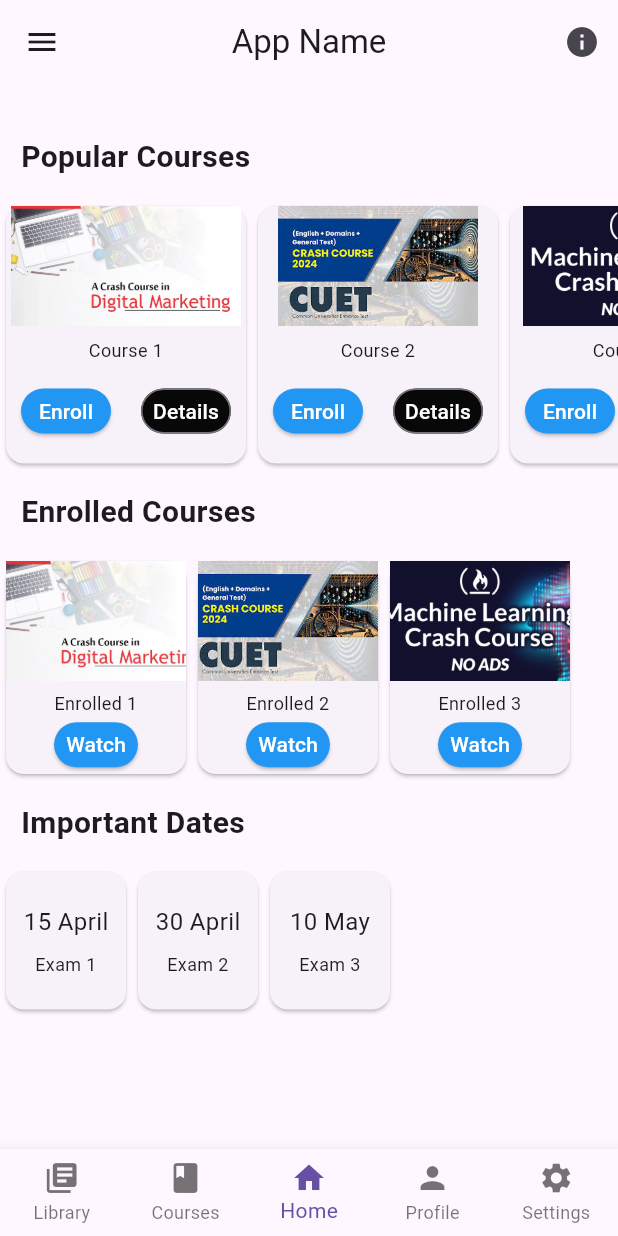
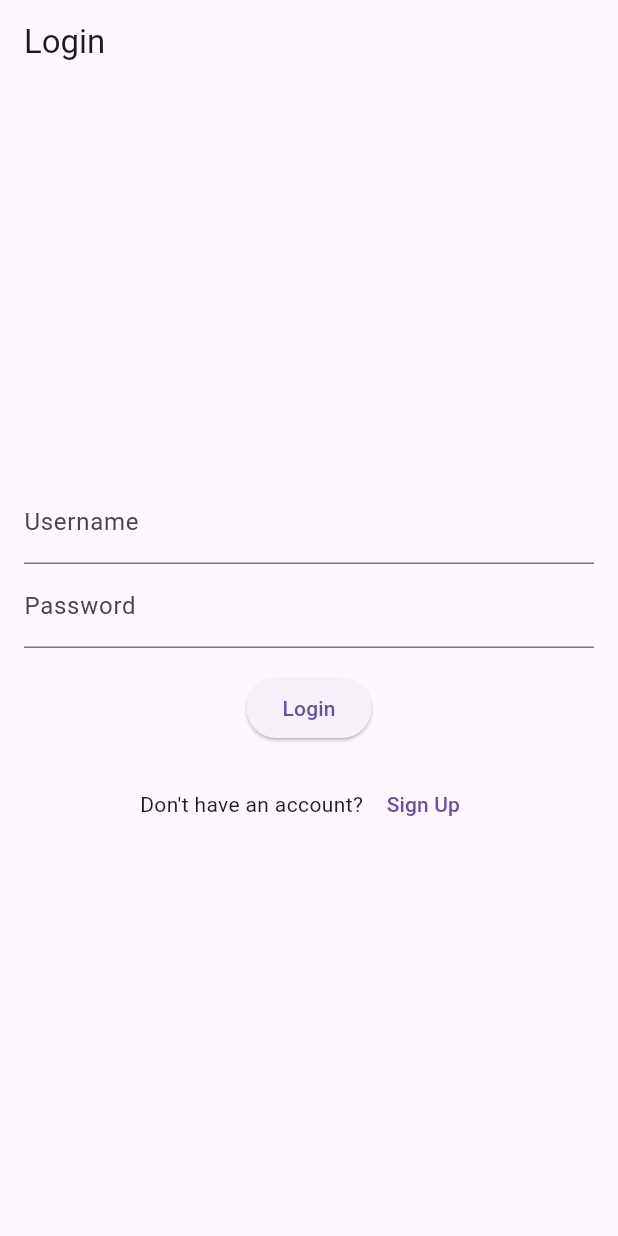
Before and after one commit to Ob1nash/Edtech-App, a Flutter app: the screen it shows after launch, on a phone screen of 412 x 824 dp. Run offline on Flutter 3.47's test engine with Material 3 defaults, Android fonts, the phone set to English and light mode, and no system bars; our stand-ins replace video_player.

Commit message:
login popup added

```diff
--- a/lib/main.dart
+++ b/lib/main.dart
@@ -5,19 +5,38 @@ import 'pages/library_page.dart';
 import 'pages/courses_page.dart';
 import 'pages/profile_page.dart';
 import 'pages/settings_page.dart';
+import 'pages/login_page.dart';
 
 
 void main() {
   runApp(MyApp());
 }
 
-class MyApp extends StatelessWidget {
+class MyApp extends StatefulWidget {
+  @override
+  _MyAppState createState() => _MyAppState();
+}
+
+class _MyAppState extends State<MyApp> {
+  bool _isLoggedIn = false; // Variable to track login state
+
+  void _login() {
+    setState(() {
+      _isLoggedIn = true; // User is now logged in
+    });
+  }
+   void _SignUp() {
+    // Logic to handle sign-up
+    print("Navigating to sign-up");
+  }
+
   @override
   Widget build(BuildContext context) {
     return MaterialApp(
       debugShowCheckedModeBanner: false,
       title: 'Flutter App',
-      home: MainPage(), // Use the MainPage as the starting page
+      // home: MainPage(), // Use the MainPage as the starting page
+      home: _isLoggedIn ? MainPage() : LoginPage(onLogin: _login, onSignUp: _SignUp), // Redirect to MainPage after login
     );
   }
 }
@@ -97,6 +116,15 @@ class _MainPageState extends State<MainPage> {
                 Navigator.pop(context);
               },
             ),
+
+            ListTile(
+              leading: Icon(Icons.logout),
+              title: Text('logout'),
+              onTap: () {
+                print ("Logout");
+              },
+            ),
+
           ],
         ),
       ),
--- a/lib/pages/courses_page.dart
+++ b/lib/pages/courses_page.dart
@@ -31,7 +31,10 @@ class CoursesPage extends StatelessWidget {
                       decoration: InputDecoration(
                         hintText: 'Search for courses...',
                         border: OutlineInputBorder(),
+                        contentPadding: EdgeInsets.symmetric(vertical: 8, horizontal: 10),
                       ),
+                      style: TextStyle(fontSize: 14),
+
                     ),
                   ),
                   Container(
--- /dev/null
+++ b/lib/pages/login_page.dart
@@ -0,0 +1,74 @@
+import 'package:flutter/material.dart';
+
+class LoginPage extends StatefulWidget {
+  final Function onLogin; // Callback for successful login
+  final Function onSignUp; // Callback for the sign-up action
+
+  LoginPage({
+    required this.onLogin,
+    required this.onSignUp,
+  });
+
+  @override
+  _LoginPageState createState() => _LoginPageState();
+}
+
+class _LoginPageState extends State<LoginPage> {
+  final TextEditingController _usernameController = TextEditingController();
+  final TextEditingController _passwordController = TextEditingController();
+
+  void _handleLogin() {
+    if (_usernameController.text == 'user' && _passwordController.text == 'password') {
+      widget.onLogin(); // Successful login
+    } else {
+      ScaffoldMessenger.of(context).showSnackBar(
+        SnackBar(content: Text('Invalid username or password')),
+      );
+    }
+  }
+
+  @override
+  Widget build(BuildContext context) {
+    return Scaffold(
+      appBar: AppBar(
+        title: Text('Login'),
+      ),
+      body: Padding(
+        padding: const EdgeInsets.all(16),
+        child: Column(
+          mainAxisAlignment: MainAxisAlignment.center,
+          children: [
+            TextField(
+              controller: _usernameController,
+              decoration: InputDecoration(labelText: 'Username'),
+            ),
+            TextField(
+              controller: _passwordController,
+              decoration: InputDecoration(labelText: 'Password'),
+              obscureText: true, // Hide password
+            ),
+            SizedBox(height: 16), // Spacing between inputs and buttons
+            ElevatedButton(
+              onPressed: _handleLogin, // Login logic
+              child: Text('Login'),
+            ),
+            SizedBox(height: 16), // Spacing between Login and Sign Up sections
+            // "Don't have an account? Sign up" section
+            Row(
+              mainAxisAlignment: MainAxisAlignment.center,
+              children: [
+                Text("Don't have an account? "),
+                TextButton(
+                  onPressed: () {
+                    widget.onSignUp(); // Navigate to sign-up or handle sign-up action
+                  },
+                  child: Text("Sign Up"), // Sign-up button text
+                ),
+              ],
+            ),
+          ],
+        ),
+      ),
+    );
+  }
+}
--- a/lib/pages/profile_page.dart
+++ b/lib/pages/profile_page.dart
@@ -72,11 +72,13 @@ class _ProfilePageState extends State<ProfilePage> {
                   });
                 },
               ),
-              SizedBox(height: 16),
+              SizedBox(height: 48),
               Text(
                 "Progress",
                 style: TextStyle(fontSize: 18, fontWeight: FontWeight.bold),
               ),
+
+              SizedBox(height: 16),
               // Progress Bar with Percentage
               Column(
                 crossAxisAlignment: CrossAxisAlignment.center,
```
Also changed, not shown: 1 other file.
